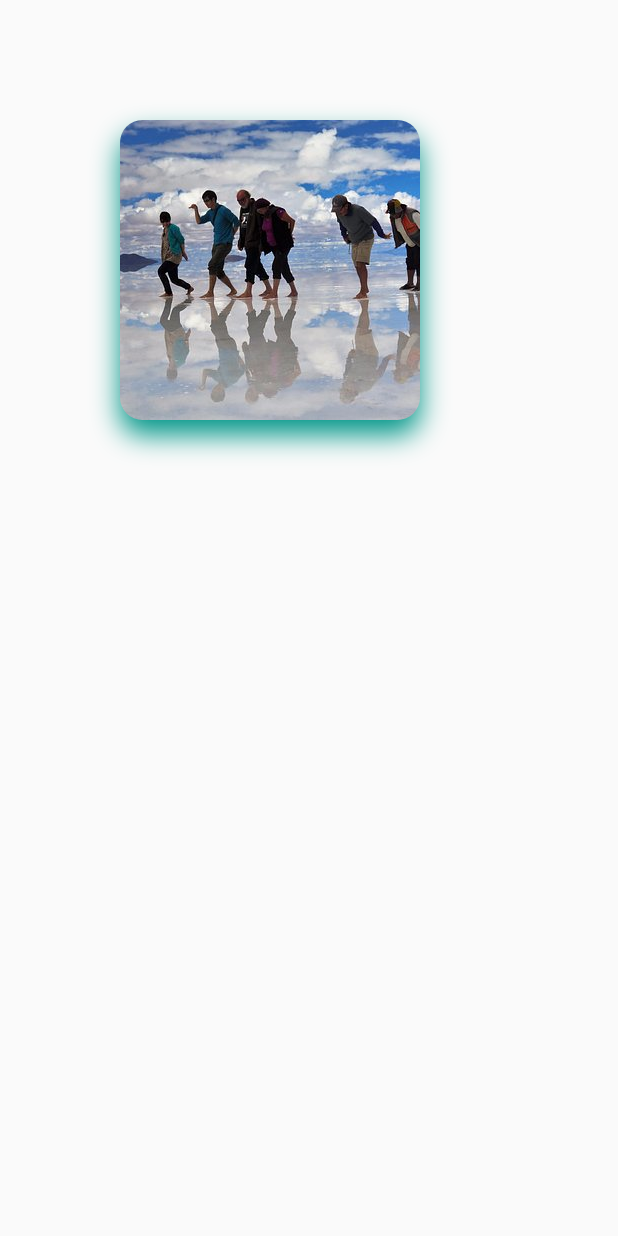
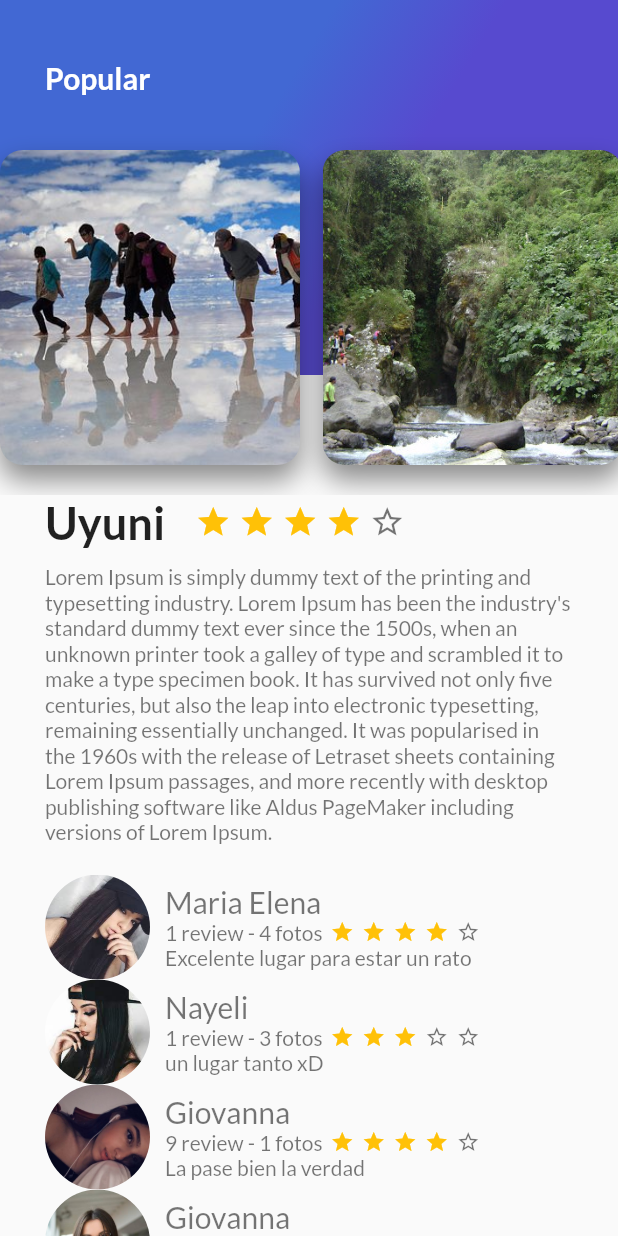
Before and after one commit to wowlegionomg/proyectoplaceparte1, a Flutter app: the screen it shows after launch, on a phone screen of 412 x 824 dp. Run offline on Flutter 3.47's test engine with Material 2 defaults, Android fonts, the phone set to English and light mode, and no system bars; our stand-ins replace google_fonts.

Commit message:
Clase 5 (24/08/2021)  agregamos el Widget ListView Horizontal

```diff
--- a/lib/card_image.dart
+++ b/lib/card_image.dart
@@ -10,10 +10,16 @@ class CardImage extends StatelessWidget{
   @override
   Widget build(BuildContext context) {
     //cardimage
-    final cardimage= Container(
-      height: 200,
+    final cardimage= Padding(
+      //height: 200,
+      padding: EdgeInsets.only(
+        top: 100,
+        right: 15,
+        bottom:20,
+      ),
+      child: Container(
         width: 200,
-      margin: EdgeInsets.all(80),
+        //margin: EdgeInsets.all(80),
         decoration: BoxDecoration(
             image: DecorationImage(
                 image: AssetImage(
@@ -25,12 +31,13 @@ class CardImage extends StatelessWidget{
             borderRadius: BorderRadius.all(Radius.circular(15)),
             boxShadow: <BoxShadow>[
               BoxShadow(
-            color: Colors.teal,
+                  color: Colors.black45,
                   blurRadius: 15,
                   offset: Offset(0,10)
               )
             ]
         ),
+      ),
     );
     return cardimage;
   }
--- /dev/null
+++ b/lib/card_image_list.dart
@@ -0,0 +1,27 @@
+import 'package:flutter/cupertino.dart';
+import 'package:flutter/material.dart';
+import 'dart:ui' as ui;
+import 'package:google_fonts/google_fonts.dart';
+import 'package:proyectplaces1/card_image.dart';
+import 'review.dart';
+class CardImageList extends StatelessWidget{
+  @override
+  Widget build(BuildContext context) {
+    // cardimagelist
+    final cardImagenList= Container(
+      height: 330,
+      child: ListView(
+        scrollDirection: Axis.horizontal,
+        children: <Widget>[
+          CardImage("assets/images/lugares/lugar1.jpg"),
+          CardImage("assets/images/lugares/lugar2.jpg"),
+          CardImage("assets/images/lugares/lugar3.jpg"),
+          CardImage("assets/images/lugares/lugar4.jpg"),
+          CardImage("assets/images/lugares/lugar5.jpg"),
+          CardImage("assets/images/lugares/lugar6.jpg"),
+        ],
+      ),
+    );
+    return cardImagenList;
+  }
+}
--- a/lib/home.dart
+++ b/lib/home.dart
@@ -12,11 +12,12 @@ import 'dart:ui' as ui;
 import 'package:google_fonts/google_fonts.dart';
 
 class MyHome extends StatelessWidget {
+
   @override
   Widget build(BuildContext context) {
     //descripcion palces
     final descripcionPlace = Container(
-      margin: EdgeInsets.only(top: 250, left: 30, right: 30), //EdgeInsets.only
+      margin: EdgeInsets.only(top: 330, left: 30, right: 30), //EdgeInsets.only
       child: DescripcionPlace("Uyuni", 4, "Lorem Ipsum is simply dummy text of the printing and typesetting industry. Lorem Ipsum has been the industry's standard dummy text ever since the 1500s, when an unknown printer took a galley of type and scrambled it to make a type specimen book. It has survived not only five centuries, but also the leap into electronic typesetting, remaining essentially unchanged. It was popularised in the 1960s with the release of Letraset sheets containing Lorem Ipsum passages, and more recently with desktop publishing software like Aldus PageMaker including versions of Lorem Ipsum."),
     ); //container
 
@@ -49,7 +50,9 @@ class MyHome extends StatelessWidget {
         ), */
         body: Stack(
           children: <Widget>[
-            CardImage("assets/images/lugares/lugar1.jpg")
+            //CardImage("assets/images/lugares/lugar1.jpg")
+            listview,
+            HomeAppBar("Popular")
           ],
         )
     );
--- a/lib/home_app_bar.dart
+++ b/lib/home_app_bar.dart
@@ -4,6 +4,7 @@ import 'dart:ui' as ui;
 import 'package:google_fonts/google_fonts.dart';
 import 'review.dart';
 import 'gradient_back.dart';
+import 'card_image_list.dart';
 class HomeAppBar extends StatelessWidget {
   String textotitulo;
   HomeAppBar(this.textotitulo);
@@ -28,7 +29,8 @@ class HomeAppBar extends StatelessWidget {
     final appBar= Stack(
       children:<Widget>[
         GradienBack(),
-        titulo
+        titulo,
+        CardImageList(),
       ],
     );
     return appBar;
--- a/pubspec.yaml
+++ b/pubspec.yaml
@@ -83,3 +83,8 @@ flutter:
     - assets/images/personas/persona5.jpg
     - assets/images/personas/persona6.jpeg
     - assets/images/lugares/lugar1.jpg
+    - assets/images/lugares/lugar2.jpg
+    - assets/images/lugares/lugar3.jpg
+    - assets/images/lugares/lugar4.jpg
+    - assets/images/lugares/lugar5.jpg
+    - assets/images/lugares/lugar6.jpg
```
Also changed, not shown: assets/images/lugares/lugar2.jpg (added), assets/images/lugares/lugar3.jpg (added), assets/images/lugares/lugar4.jpg (added), assets/images/lugares/lugar5.jpg (added), assets/images/lugares/lugar6.jpg (added). Lines whose indentation alone changed are shown as unchanged.
